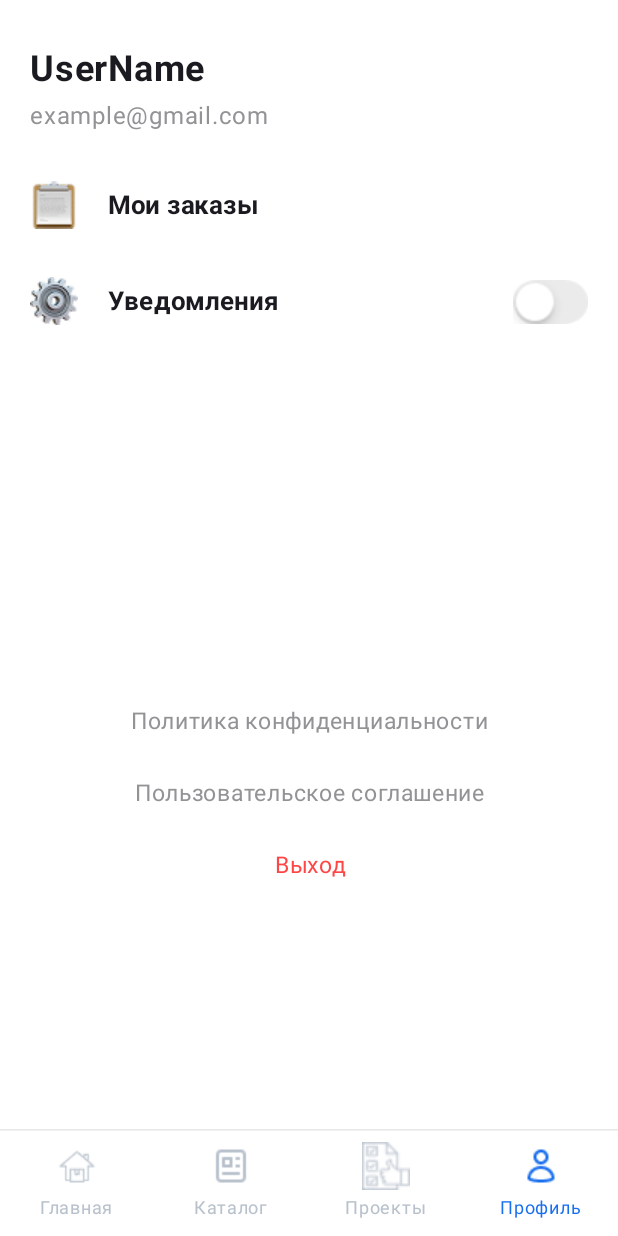
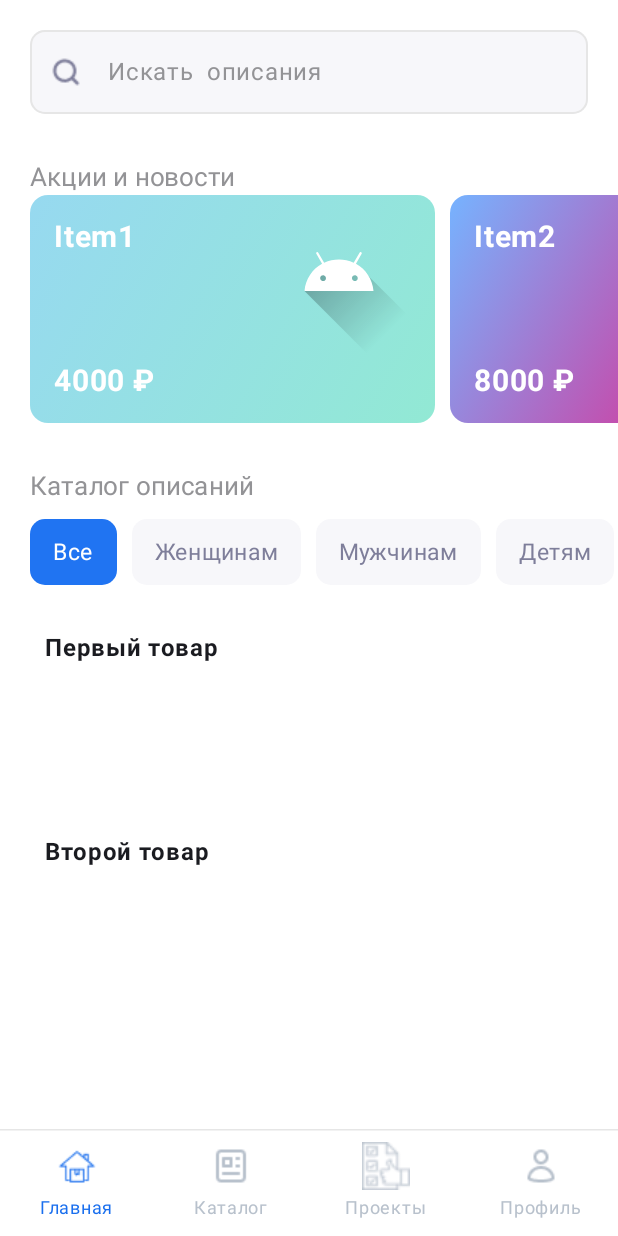
Before and after one commit to Borisova-Pauline/ProffMatule, an Android app built with Jetpack Compose: the screen it shows after launch (MainActivity), on a phone screen of 412 x 824 dp. Run offline under Robolectric (Android 15) with nearby library versions, the phone set to English and light mode, and no system bars.

Commit message:
ver 0.2.1

```diff
--- a/app/src/main/AndroidManifest.xml
+++ b/app/src/main/AndroidManifest.xml
@@ -13,7 +13,6 @@
         android:theme="@style/Theme.ProffMatule"
         tools:targetApi="31">
         <activity
-            android:screenOrientation="sensor"
             android:name=".MainActivity"
             android:exported="true"
             android:label="@string/app_name"
--- /dev/null
+++ b/app/src/main/java/com/tomli/proffmatule/components/BannerView.kt
@@ -0,0 +1,41 @@
+package com.tomli.proffmatule.components
+
+import androidx.compose.foundation.Image
+import androidx.compose.foundation.background
+import androidx.compose.foundation.layout.Column
+import androidx.compose.foundation.layout.Row
+import androidx.compose.foundation.layout.Spacer
+import androidx.compose.foundation.layout.height
+import androidx.compose.foundation.layout.padding
+import androidx.compose.foundation.layout.width
+import androidx.compose.foundation.shape.RoundedCornerShape
+import androidx.compose.material3.Text
+import androidx.compose.runtime.Composable
+import androidx.compose.ui.Modifier
+import androidx.compose.ui.graphics.Brush
+import androidx.compose.ui.graphics.Color
+import androidx.compose.ui.layout.ContentScale
+import androidx.compose.ui.res.painterResource
+import androidx.compose.ui.text.font.FontWeight
+import androidx.compose.ui.unit.dp
+import androidx.compose.ui.unit.sp
+import com.tomli.proffmatule.screens.main.BannerData
+
+@Composable
+fun BannerView(banner: BannerData){
+    Row(modifier= Modifier.height(152.dp).width(270.dp).background(brush = Brush.linearGradient(colors=banner.gradient),shape = RoundedCornerShape(12.dp))){
+        Column(Modifier.padding(16.dp).width(120.dp)){
+            Text(text=banner.name, color= Color.White, fontSize = 20.sp, fontWeight = FontWeight.Bold)
+            Spacer(modifier= Modifier.weight(1f))
+            Text(text="${banner.price} ₽", color= Color.White, fontSize = 20.sp, fontWeight = FontWeight.Bold)
+        }
+        when(banner.picture){
+            is Int->{
+                Image(painter = painterResource(banner.picture), contentScale = ContentScale.Fit, contentDescription = null)
+            }
+            else->{
+
+            }
+        }
+    }
+}
--- /dev/null
+++ b/app/src/main/java/com/tomli/proffmatule/components/CategotyButton.kt
@@ -0,0 +1,23 @@
+package com.tomli.proffmatule.components
+
+import androidx.compose.foundation.background
+import androidx.compose.foundation.clickable
+import androidx.compose.foundation.layout.Box
+import androidx.compose.foundation.layout.padding
+import androidx.compose.foundation.shape.RoundedCornerShape
+import androidx.compose.material3.Text
+import androidx.compose.runtime.Composable
+import androidx.compose.ui.Modifier
+import androidx.compose.ui.graphics.Color
+import androidx.compose.ui.unit.dp
+import androidx.compose.ui.unit.sp
+import com.tomli.proffmatule.screens.main.MenuCategories
+import com.tomli.proffmatule.ui.theme.Accent
+import com.tomli.proffmatule.ui.theme.InputBG
+
+@Composable
+fun CategoryButton(buttonText: String, onClick:()->Unit, thisValue: MenuCategories, needValue: MenuCategories){
+    Box(modifier= Modifier.background(color= if(thisValue==needValue) Accent else InputBG, shape = RoundedCornerShape(10.dp)).clickable { onClick() }){
+        Text(text=buttonText, color= if(thisValue==needValue) Color.White else Color(0xff7e7e9a), fontSize = 15.sp, modifier= Modifier.padding(vertical=10.dp, horizontal = 15.dp))
+    }
+}
--- /dev/null
+++ b/app/src/main/java/com/tomli/proffmatule/components/MenuCategoriesView.kt
@@ -0,0 +1,28 @@
+package com.tomli.proffmatule.components
+
+import androidx.compose.foundation.horizontalScroll
+import androidx.compose.foundation.layout.Row
+import androidx.compose.foundation.layout.Spacer
+import androidx.compose.foundation.layout.width
+import androidx.compose.foundation.rememberScrollState
+import androidx.compose.runtime.Composable
+import androidx.compose.ui.Modifier
+import androidx.compose.ui.unit.dp
+import com.tomli.proffmatule.screens.main.MenuCategories
+
+@Composable
+fun MenuCategoriesView(category: MenuCategories, categoryChange:(newCateg: MenuCategories)->Unit){
+    Row(modifier= Modifier.horizontalScroll(rememberScrollState())){
+        Spacer(Modifier.width(20.dp))
+        CategoryButton("Все", {categoryChange(MenuCategories.All)}, MenuCategories.All, category)
+        Spacer(Modifier.width(10.dp))
+        CategoryButton("Женщинам", {categoryChange(MenuCategories.Woman)}, MenuCategories.Woman, category)
+        Spacer(Modifier.width(10.dp))
+        CategoryButton("Мужчинам", {categoryChange(MenuCategories.Man)}, MenuCategories.Man, category)
+        Spacer(Modifier.width(10.dp))
+        CategoryButton("Детям", {categoryChange(MenuCategories.Kids)}, MenuCategories.Kids, category)
+        Spacer(Modifier.width(10.dp))
+        CategoryButton("Аксессуары", {categoryChange(MenuCategories.Accessories)}, MenuCategories.Accessories, category)
+        Spacer(Modifier.width(20.dp))
+    }
+}
--- /dev/null
+++ b/app/src/main/java/com/tomli/proffmatule/components/Search.kt
@@ -0,0 +1,59 @@
+package com.tomli.proffmatule.components
+
+import androidx.compose.foundation.Image
+import androidx.compose.foundation.clickable
+import androidx.compose.foundation.layout.size
+import androidx.compose.foundation.shape.RoundedCornerShape
+import androidx.compose.material3.OutlinedTextField
+import androidx.compose.material3.OutlinedTextFieldDefaults
+import androidx.compose.material3.Text
+import androidx.compose.runtime.Composable
+import androidx.compose.runtime.mutableStateOf
+import androidx.compose.runtime.remember
+import androidx.compose.ui.Modifier
+import androidx.compose.ui.focus.onFocusChanged
+import androidx.compose.ui.platform.LocalFocusManager
+import androidx.compose.ui.res.painterResource
+import androidx.compose.ui.unit.dp
+import androidx.compose.ui.unit.sp
+import com.tomli.proffmatule.R
+import com.tomli.proffmatule.ui.theme.Accent
+import com.tomli.proffmatule.ui.theme.Caption
+import com.tomli.proffmatule.ui.theme.InputBG
+import com.tomli.proffmatule.ui.theme.InputStroke
+
+@Composable
+fun Search(text: String, onValChange: (newText: String) -> Unit, modifier: Modifier) {
+    val focusManager = LocalFocusManager.current
+    val isFocused = remember { mutableStateOf(false) }
+    OutlinedTextField(
+        value = text,
+        onValueChange = onValChange,
+        modifier = modifier.onFocusChanged { focusState -> isFocused.value = focusState.isFocused },
+        placeholder = { Text(text = "Искать  описания", color = Caption, fontSize = 16.sp) },
+        leadingIcon = {
+            Image(
+                painter = painterResource(R.drawable.search),
+                contentDescription = null,
+                modifier = Modifier.size(20.dp)
+            )
+        },
+        colors = OutlinedTextFieldDefaults.colors(
+            focusedBorderColor = Accent, unfocusedBorderColor = InputStroke,
+            cursorColor = Accent,
+            unfocusedContainerColor = InputBG, focusedContainerColor = InputBG
+        ),
+        shape = RoundedCornerShape(10.dp),
+        trailingIcon = {
+            if (isFocused.value) {
+                Image(
+                    painter = painterResource(R.drawable.exit_sign),
+                    contentDescription = null,
+                    modifier = Modifier
+                        .size(20.dp)
+                        .clickable { focusManager.clearFocus() })
+            }
+        },
+        singleLine = true
+    )
+}
--- /dev/null
+++ b/app/src/main/java/com/tomli/proffmatule/components/Tabbar.kt
@@ -0,0 +1,65 @@
+package com.tomli.proffmatule.components
+
+import androidx.compose.foundation.layout.Column
+import androidx.compose.foundation.layout.Row
+import androidx.compose.foundation.layout.fillMaxWidth
+import androidx.compose.foundation.layout.height
+import androidx.compose.material3.HorizontalDivider
+import androidx.compose.runtime.Composable
+import androidx.compose.ui.Alignment
+import androidx.compose.ui.Modifier
+import androidx.compose.ui.unit.dp
+import com.tomli.proffmatule.R
+import com.tomli.proffmatule.screens.main.AppScreens
+import com.tomli.proffmatule.ui.theme.InputStroke
+
+@Composable
+fun Tabbar(
+    modifier: Modifier,
+    screen: AppScreens,
+    onScreenChange: (newScreen: AppScreens) -> Unit
+) {
+    Column(modifier = modifier) {
+        HorizontalDivider(thickness = 1.dp, color = InputStroke)
+        Row(modifier = Modifier
+            .fillMaxWidth()
+            .height(70.dp)) {
+            ButtonNavigationApp(
+                boxModifier = Modifier.weight(1f),
+                screen,
+                { onScreenChange(AppScreens.Main) },
+                "Главная",
+                R.drawable.main_active,
+                R.drawable.main_unactive,
+                AppScreens.Main
+            )
+            ButtonNavigationApp(
+                boxModifier = Modifier.weight(1f),
+                screen,
+                { onScreenChange(AppScreens.Catalog) },
+                "Каталог",
+                R.drawable.catalog_active,
+                R.drawable.catalog_unactive,
+                AppScreens.Catalog
+            )
+            ButtonNavigationApp(
+                boxModifier = Modifier.weight(1f),
+                screen,
+                { onScreenChange(AppScreens.Projects) },
+                "Проекты",
+                R.drawable.projects_active,
+                R.drawable.projects_unactive,
+                AppScreens.Projects
+            )
+            ButtonNavigationApp(
+                boxModifier = Modifier.weight(1f),
+                screen,
+                { onScreenChange(AppScreens.Profile) },
+                "Профиль",
+                R.drawable.user_active,
+                R.drawable.user_unactive,
+                AppScreens.Profile
+            )
+        }
+    }
+}
--- /dev/null
+++ b/app/src/main/java/com/tomli/proffmatule/screens/main/BannerData.kt
@@ -0,0 +1,11 @@
+package com.tomli.proffmatule.screens.main
+
+import androidx.compose.ui.graphics.Color
+
+data class BannerData(
+    val id: Int,
+    val name: String,
+    val price: Int,
+    val picture: Any?,
+    val gradient: List<Color>
+)
--- /dev/null
+++ b/app/src/main/java/com/tomli/proffmatule/screens/main/CardSupply.kt
@@ -0,0 +1,15 @@
+package com.tomli.proffmatule.screens.main
+
+data class CardSupply(
+    val id: Int,
+    val name: String,
+    val price: Int,
+    var isAdded: Boolean,
+    val category: MenuCategories,
+    val description: List<DescrSections>
+){
+    data class DescrSections(
+        val section: String,
+        val descr: String
+    )
+}
--- /dev/null
+++ b/app/src/main/java/com/tomli/proffmatule/screens/main/MainPage.kt
@@ -0,0 +1,99 @@
+package com.tomli.proffmatule.screens.main
+
+import androidx.compose.foundation.horizontalScroll
+import androidx.compose.foundation.layout.Column
+import androidx.compose.foundation.layout.Row
+import androidx.compose.foundation.layout.Spacer
+import androidx.compose.foundation.layout.fillMaxWidth
+import androidx.compose.foundation.layout.height
+import androidx.compose.foundation.layout.padding
+import androidx.compose.foundation.layout.width
+import androidx.compose.foundation.lazy.LazyColumn
+import androidx.compose.foundation.lazy.LazyRow
+import androidx.compose.foundation.lazy.items
+import androidx.compose.foundation.rememberScrollState
+import androidx.compose.foundation.verticalScroll
+import androidx.compose.material3.Text
+import androidx.compose.runtime.Composable
+import androidx.compose.runtime.mutableStateOf
+import androidx.compose.runtime.remember
+import androidx.compose.ui.Modifier
+import androidx.compose.ui.graphics.Color
+import androidx.compose.ui.text.font.FontWeight
+import androidx.compose.ui.tooling.preview.Preview
+import androidx.compose.ui.unit.dp
+import androidx.compose.ui.unit.sp
+import androidx.navigation.NavController
+import androidx.navigation.compose.rememberNavController
+import com.tomli.proffmatule.R
+import com.tomli.proffmatule.components.BannerView
+import com.tomli.proffmatule.components.CategoryButton
+import com.tomli.proffmatule.components.MenuCategoriesView
+import com.tomli.proffmatule.components.Search
+import com.tomli.proffmatule.ui.theme.Caption
+import com.tomli.proffmatule.ui.theme.ProffMatuleTheme
+
+@Composable
+fun MainPage(navController: NavController){
+    val searchValue= remember { mutableStateOf("") }
+    val category = remember { mutableStateOf(MenuCategories.All) }
+    val banners = remember { mutableStateOf(listOf(BannerData(1, "Item1", 4000, R.drawable.ic_launcher_foreground, listOf(Color(0xff97D9F0), Color(0xff92E9D4))),
+        BannerData(2, "Item2", 8000, null, listOf(Color(0xff76B3FF), Color(0xffff006f)))))}
+
+    val cards = remember{ mutableStateOf(listOf(
+        CardSupply(1, "Первый товар", 1000, false, MenuCategories.Kids, listOf(CardSupply.DescrSections("Описание", "Какое-то описание товара"), CardSupply.DescrSections("Подробности", "Ещё какое-то описание во втором разделе"))),
+        CardSupply(2, "Второй товар", 2000, true, MenuCategories.Woman, listOf(CardSupply.DescrSections("Описание2", "Какое-то описание товара")))
+    ))}
+    Column(Modifier.fillMaxWidth(1f)) {
+        Search(searchValue.value, {newText ->  searchValue.value=newText}, modifier = Modifier.fillMaxWidth(1f).padding(top=20.dp, bottom = 10.dp).padding(horizontal = 20.dp))
+        Column(/*modifier=Modifier.verticalScroll(rememberScrollState())*/){
+            Text(text="Акции и новости", color=Caption, fontSize = 17.sp, modifier=Modifier.padding(horizontal = 20.dp).padding(top=20.dp))
+            LazyRow{
+                items(items=banners.value, key={it.id}){ item->
+                    if(banners.value.indexOf(item)==0){
+                        Spacer(Modifier.width(20.dp))
+                    }
+                    BannerView(item)
+                    if(banners.value.indexOf(item)==banners.value.size-1){
+                        Spacer(Modifier.width(20.dp))
+                    }else{
+                        Spacer(Modifier.width(10.dp))
+                    }
+                }
+            }
+            Text(text="Каталог описаний", color=Caption, fontSize=17.sp, modifier=Modifier.padding(horizontal = 20.dp).padding(top = 30.dp, bottom=10.dp))
+            MenuCategoriesView(category.value, {newCateg -> category.value=newCateg })
+            LazyColumn(modifier=Modifier.padding(horizontal = 20.dp).padding(top=20.dp)) {
+                items(items=cards.value, key={it.id}){item->
+                    CardSupplyView(item)
+                }
+            }
+        }
+    }
+}
+
+
+enum class MenuCategories{
+    All, Woman, Man, Kids, Accessories
+}
+
+
+
+@Composable
+fun CardSupplyView(card: CardSupply){
+    Column(modifier=Modifier.width(335.dp).height(136.dp).padding(10.dp)){
+        Text(text=card.name, fontWeight = FontWeight.Bold, fontSize = 16.sp)
+    }
+}
+
+
+
+
+
+@Preview(showBackground = true)
+@Composable
+fun GreetingPreview() {
+    ProffMatuleTheme {
+        MainScreen(rememberNavController())
+    }
+}
--- a/app/src/main/java/com/tomli/proffmatule/screens/main/MainScreen.kt
+++ b/app/src/main/java/com/tomli/proffmatule/screens/main/MainScreen.kt
@@ -22,6 +22,7 @@ import androidx.navigation.NavController
 import androidx.navigation.compose.rememberNavController
 import com.tomli.proffmatule.R
 import com.tomli.proffmatule.components.ButtonNavigationApp
+import com.tomli.proffmatule.components.Tabbar
 import com.tomli.proffmatule.screens.registration.CreatingProfile
 import com.tomli.proffmatule.screens.registration.EnterCode
 import com.tomli.proffmatule.screens.registration.EnterRegistrated
@@ -30,7 +31,7 @@ import com.tomli.proffmatule.ui.theme.ProffMatuleTheme
 
 @Composable
 fun MainScreen(navController: NavController){
-    val screen = remember{ mutableStateOf(AppScreens.Profile)}
+    val screen = remember{ mutableStateOf(AppScreens.Main)}
     Scaffold(modifier=Modifier.fillMaxSize()) { innerPadding ->
         Box(modifier = Modifier
             .padding(innerPadding)
@@ -39,7 +40,7 @@ fun MainScreen(navController: NavController){
             Column(modifier=Modifier.fillMaxSize(1f)){
                 when(screen.value){
                     AppScreens.Main ->{
-
+                        MainPage(navController)
                     }
                     AppScreens.Catalog->{
 
@@ -48,19 +49,11 @@ fun MainScreen(navController: NavController){
 
                     }
                     AppScreens.Profile->{
-                        ProfileScreen()
+                        ProfileScreen(navController)
                     }
                 }
             }
-            Column(modifier=Modifier.align(Alignment.BottomCenter)){
-                HorizontalDivider(thickness = 1.dp, color = InputStroke)
-                Row(modifier=Modifier.fillMaxWidth().height(70.dp)){
-                    ButtonNavigationApp(boxModifier = Modifier.weight(1f), screen.value, {screen.value=AppScreens.Main}, "Главная", R.drawable.main_active, R.drawable.main_unactive, AppScreens.Main)
-                    ButtonNavigationApp(boxModifier = Modifier.weight(1f), screen.value, {screen.value=AppScreens.Catalog}, "Каталог", R.drawable.catalog_active, R.drawable.catalog_unactive, AppScreens.Catalog)
-                    ButtonNavigationApp(boxModifier = Modifier.weight(1f), screen.value, {screen.value=AppScreens.Projects}, "Проекты", R.drawable.projects_active, R.drawable.projects_unactive, AppScreens.Projects)
-                    ButtonNavigationApp(boxModifier = Modifier.weight(1f), screen.value, {screen.value=AppScreens.Profile}, "Профиль", R.drawable.user_active, R.drawable.user_unactive, AppScreens.Profile)
-                }
-            }
+            Tabbar(modifier= Modifier.align(Alignment.BottomCenter), screen.value, {newScreen ->  screen.value=newScreen})
         }
     }
 }
@@ -78,10 +71,10 @@ enum class AppScreens{
 
 
 
-@Preview(showBackground = true)
+/*@Preview(showBackground = true)
 @Composable
 fun GreetingPreview() {
     ProffMatuleTheme {
         CreatingProfile(rememberNavController())
     }
-}
+}*/
--- a/app/src/main/java/com/tomli/proffmatule/screens/main/ProfileScreen.kt
+++ b/app/src/main/java/com/tomli/proffmatule/screens/main/ProfileScreen.kt
@@ -24,48 +24,106 @@ import androidx.compose.ui.text.font.FontWeight
 import androidx.compose.ui.text.style.TextAlign
 import androidx.compose.ui.unit.dp
 import androidx.compose.ui.unit.sp
+import androidx.navigation.NavController
 import com.tomli.proffmatule.R
 import com.tomli.proffmatule.ui.theme.Caption
 import com.tomli.proffmatule.ui.theme.ErrorColor
 
 @Composable
-fun ProfileScreen(){
+fun ProfileScreen(navController: NavController) {
     val userName = remember { mutableStateOf("UserName") }
     val email = remember { mutableStateOf("example@gmail.com") }
-    val isChecked = remember{ mutableStateOf(false) }
+    val isChecked = remember { mutableStateOf(false) }
     val context = LocalContext.current
-    Column(Modifier.padding(horizontal = 20.dp)){
-        Column(modifier = Modifier.padding(top=32.dp)){
-            Text(text="${userName.value}", fontSize = 24.sp, fontWeight = FontWeight.Bold)
+    Column(Modifier.padding(horizontal = 20.dp)) {
+        Column(modifier = Modifier.padding(top = 32.dp)) {
+            Text(text = "${userName.value}", fontSize = 24.sp, fontWeight = FontWeight.Bold)
             Spacer(Modifier.height(5.dp))
-            Text(text="${email.value}", fontSize = 16.sp, color= Caption)
+            Text(text = "${email.value}", fontSize = 16.sp, color = Caption)
         }
         Spacer(Modifier.height(15.dp))
-        Column(modifier = Modifier.fillMaxWidth()){
-            Row(modifier = Modifier.height(64.dp), verticalAlignment = Alignment.CenterVertically){
-                Image(painter= painterResource(R.drawable.order),contentDescription = null, modifier = Modifier.padding(end=20.dp).size(32.dp))
-                Text(text="Мои заказы", fontSize = 17.sp, fontWeight = FontWeight.Bold)
+        Column(modifier = Modifier.fillMaxWidth()) {
+            Row(modifier = Modifier.height(64.dp), verticalAlignment = Alignment.CenterVertically) {
+                Image(
+                    painter = painterResource(R.drawable.order),
+                    contentDescription = null,
+                    modifier = Modifier
+                        .padding(end = 20.dp)
+                        .size(32.dp)
+                )
+                Text(text = "Мои заказы", fontSize = 17.sp, fontWeight = FontWeight.Bold)
             }
-            Box(modifier= Modifier.fillMaxWidth()){
-                Row(modifier = Modifier.height(64.dp).align(Alignment.CenterStart), verticalAlignment = Alignment.CenterVertically){
-                    Image(painter= painterResource(R.drawable.settings),contentDescription = null, modifier = Modifier.padding(end=20.dp).size(32.dp))
-                    Text(text="Уведомления", fontSize = 17.sp, fontWeight = FontWeight.Bold)
+            Box(modifier = Modifier.fillMaxWidth()) {
+                Row(
+                    modifier = Modifier
+                        .height(64.dp)
+                        .align(Alignment.CenterStart),
+                    verticalAlignment = Alignment.CenterVertically
+                ) {
+                    Image(
+                        painter = painterResource(R.drawable.settings),
+                        contentDescription = null,
+                        modifier = Modifier
+                            .padding(end = 20.dp)
+                            .size(32.dp)
+                    )
+                    Text(text = "Уведомления", fontSize = 17.sp, fontWeight = FontWeight.Bold)
                 }
-                Image(painter = painterResource(if(isChecked.value) R.drawable.switch_on else R.drawable.switch_off), contentDescription = null,
-                    modifier = Modifier.align(Alignment.CenterEnd).clickable { isChecked.value=!isChecked.value
-                    Toast.makeText(context, if(isChecked.value) "Уведомления включены" else "Уведомления выключены", Toast.LENGTH_LONG).show()}.size(50.dp))
+                Image(painter = painterResource(if (isChecked.value) R.drawable.switch_on else R.drawable.switch_off),
+                    contentDescription = null,
+                    modifier = Modifier
+                        .align(Alignment.CenterEnd)
+                        .clickable {
+                            isChecked.value = !isChecked.value
+                            Toast.makeText(
+                                context,
+                                if (isChecked.value) "Уведомления включены" else "Уведомления выключены",
+                                Toast.LENGTH_LONG
+                            ).show()
+                        }
+                        .size(50.dp)
+                )
             }
         }
-        Box(modifier= Modifier.fillMaxSize(1f), contentAlignment = Alignment.Center){
-            Column{
-                Text(text="Политика конфиденциальности", color= Caption, fontSize = 15.sp, textAlign = TextAlign.Center,modifier= Modifier.fillMaxWidth().
-                clickable { Toast.makeText(context, "Переход на политику конфиденциальности", Toast.LENGTH_LONG).show() })
+        Box(modifier = Modifier.fillMaxSize(1f), contentAlignment = Alignment.Center) {
+            Column {
+                Text(text = "Политика конфиденциальности",
+                    color = Caption,
+                    fontSize = 15.sp,
+                    textAlign = TextAlign.Center,
+                    modifier = Modifier
+                        .fillMaxWidth()
+                        .clickable {
+                            Toast.makeText(
+                                context,
+                                "Переход на политику конфиденциальности",
+                                Toast.LENGTH_LONG
+                            ).show()
+                        })
                 Spacer(Modifier.height(24.dp))
-                Text(text="Пользовательское соглашение", color= Caption, fontSize = 15.sp, textAlign = TextAlign.Center,modifier= Modifier.fillMaxWidth().
-                clickable { Toast.makeText(context, "Переход на пользователькое соглашение", Toast.LENGTH_LONG).show() })
+                Text(text = "Пользовательское соглашение",
+                    color = Caption,
+                    fontSize = 15.sp,
+                    textAlign = TextAlign.Center,
+                    modifier = Modifier
+                        .fillMaxWidth()
+                        .clickable {
+                            Toast.makeText(
+                                context,
+                                "Переход на пользователькое соглашение",
+                                Toast.LENGTH_LONG
+                            ).show()
+                        })
                 Spacer(Modifier.height(24.dp))
-                Text(text="Выход", color= ErrorColor, fontSize = 15.sp, textAlign = TextAlign.Center,modifier= Modifier.fillMaxWidth().
-                clickable { Toast.makeText(context, "Выход из аккаунта", Toast.LENGTH_LONG).show() })
+                Text(text = "Выход",
+                    color = ErrorColor,
+                    fontSize = 15.sp,
+                    textAlign = TextAlign.Center,
+                    modifier = Modifier
+                        .fillMaxWidth()
+                        .clickable {
+                            navController.navigate("enterIfRegistrated")
+                        })
             }
         }
 
```
Also changed, not shown: app/src/main/java/com/tomli/proffmatule/components/ButtonNavigationApp.kt (+28 -8 lines), app/src/main/res/drawable/exit_sign.png (added), app/src/main/res/drawable/search.png (added).
